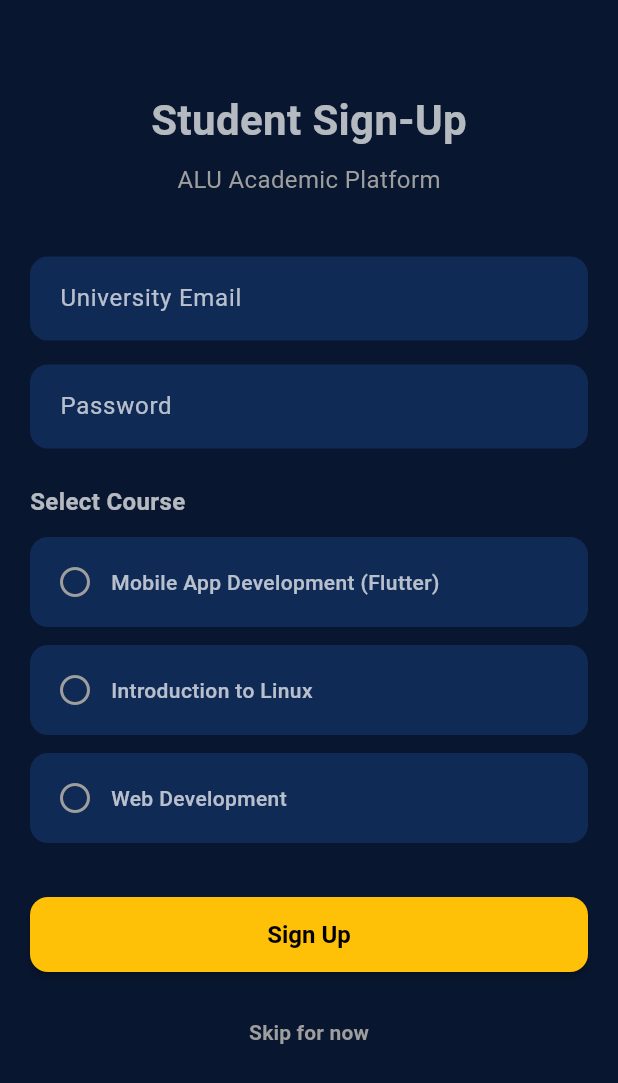
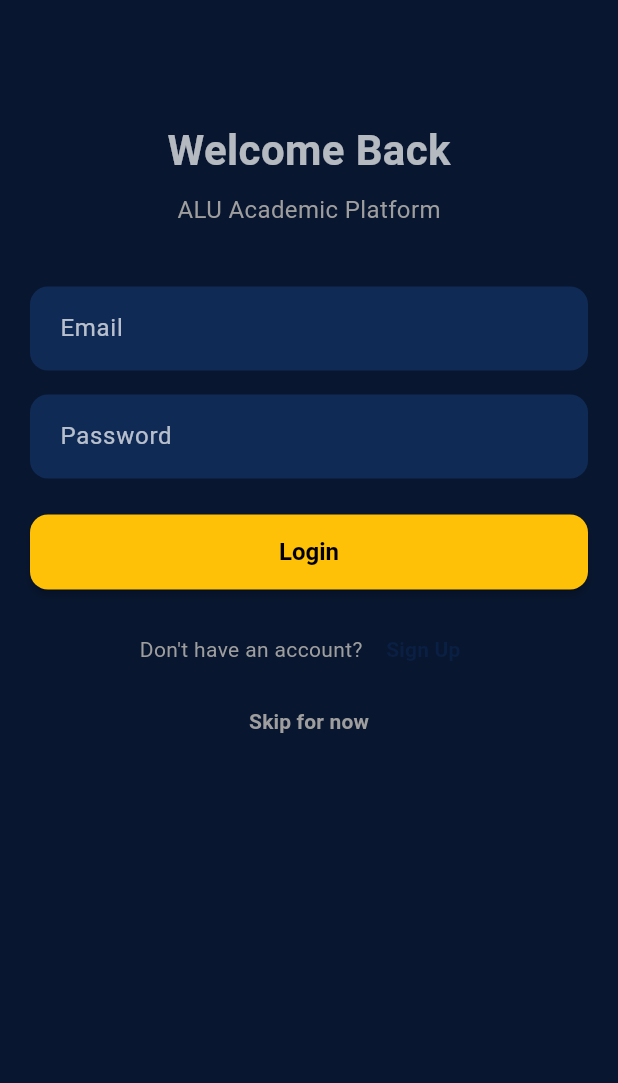
Before and after one commit to iclaudiaadeline/Group31_FormativeAssignment1, a Flutter app: the screen it shows after launch, on a phone screen of 412 x 824 dp. Shown: the top 1083 px of the screen. Run offline on Flutter 3.47's test engine with Material 3 defaults, Android fonts, the phone set to English and light mode, and no system bars; our stand-ins replace cloud_firestore, connectivity_plus, firebase_auth, firebase_core; accounts and stored records are empty.

Commit message:
feat: implement Firebase Authentication with login and signup

```diff
--- a/lib/main.dart
+++ b/lib/main.dart
@@ -16,13 +16,14 @@
 import 'providers/session_provider.dart';
 import 'providers/dashboard_provider.dart';
 import 'providers/connectivity_provider.dart';
+import 'providers/auth_provider.dart';
 import 'services/assignment_service.dart';
 import 'services/session_service.dart';
 import 'services/attendance_service.dart';
 import 'screens/dashboard_screen.dart';
 import 'screens/assignments_screen.dart';
 import 'screens/schedule_screen.dart';
-import 'screens/signup_screen.dart';
+import 'screens/login_screen.dart';
 
 /// Application entry point
 ///
@@ -76,6 +77,10 @@
 
     return MultiProvider(
       providers: [
+        // Authentication provider (must be first)
+        ChangeNotifierProvider(
+          create: (_) => AuthProvider(),
+        ),
         // Connectivity monitoring provider
         ChangeNotifierProvider(
           create: (_) => ConnectivityProvider()..initialize(),
@@ -105,8 +110,8 @@
         // Theme configuration with ALU branding
         theme: AppTheme.buildALUTheme(),
 
-        // Start with signup screen, then navigate to main app
-        home: const SignUpScreen(),
+        // Start with login screen, then navigate to main app
+        home: const AuthWrapper(),
 
         // Remove debug banner in release mode
         debugShowCheckedModeBanner: false,
@@ -275,3 +280,25 @@
     );
   }
 }
+
+/// Auth wrapper to handle authentication state
+///
+/// Shows login screen if not authenticated, otherwise shows main app
+class AuthWrapper extends StatelessWidget {
+  const AuthWrapper({super.key});
+
+  @override
+  Widget build(BuildContext context) {
+    return Consumer<AuthProvider>(
+      builder: (context, authProvider, _) {
+        // Show main app if authenticated
+        if (authProvider.isAuthenticated) {
+          return const MainNavigationScreen();
+        }
+
+        // Show login screen if not authenticated
+        return const LoginScreen();
+      },
+    );
+  }
+}
--- a/lib/providers/dashboard_provider.dart
+++ b/lib/providers/dashboard_provider.dart
@@ -71,6 +71,12 @@
       final errorMessage = FirestoreErrorHandler.getErrorMessage(e);
       _error = 'Failed to load dashboard: $errorMessage';
       _isLoading = false;
+
+      // Log the actual error for debugging
+      if (kDebugMode) {
+        print('Dashboard load error: $e');
+      }
+
       notifyListeners();
     }
   }
--- /dev/null
+++ b/lib/screens/login_screen.dart
@@ -0,0 +1,203 @@
+import 'package:flutter/material.dart';
+import 'package:provider/provider.dart';
+import '../widgets/inputs/custom_input_field.dart';
+import '../widgets/buttons/primary_button.dart';
+import '../providers/auth_provider.dart';
+import '../main.dart';
+import 'signup_screen.dart';
+
+class LoginScreen extends StatefulWidget {
+  const LoginScreen({super.key});
+
+  @override
+  State<LoginScreen> createState() => _LoginScreenState();
+}
+
+class _LoginScreenState extends State<LoginScreen> {
+  final TextEditingController _emailController = TextEditingController();
+  final TextEditingController _passwordController = TextEditingController();
+  String? errorMessage;
+
+  void login() async {
+    final email = _emailController.text.trim();
+    final password = _passwordController.text.trim();
+
+    if (email.isEmpty) {
+      setState(() {
+        errorMessage = "Please enter your email";
+      });
+      return;
+    }
+
+    if (password.isEmpty) {
+      setState(() {
+        errorMessage = "Please enter your password";
+      });
+      return;
+    }
+
+    // Show loading indicator
+    setState(() {
+      errorMessage = null;
+    });
+
+    // Sign in with Firebase Auth
+    final authProvider = context.read<AuthProvider>();
+    final success = await authProvider.signIn(
+      email: email,
+      password: password,
+    );
+
+    if (success && mounted) {
+      // Success → Navigate to Dashboard
+      Navigator.pushReplacement(
+        context,
+        MaterialPageRoute(builder: (_) => const MainNavigationScreen()),
+      );
+    } else if (mounted) {
+      // Show error from auth provider
+      setState(() {
+        errorMessage = authProvider.error ?? "Login failed";
+      });
+    }
+  }
+
+  @override
+  Widget build(BuildContext context) {
+    return Scaffold(
+      backgroundColor: Theme.of(context).scaffoldBackgroundColor,
+      body: SafeArea(
+        child: SingleChildScrollView(
+          padding: const EdgeInsets.all(20),
+          child: Column(
+            mainAxisAlignment: MainAxisAlignment.center,
+            crossAxisAlignment: CrossAxisAlignment.stretch,
+            children: [
+              const SizedBox(height: 60),
+              const Center(
+                child: Text(
+                  "Welcome Back",
+                  style: TextStyle(
+                    fontSize: 28,
+                    fontWeight: FontWeight.bold,
+                  ),
+                ),
+              ),
+              const SizedBox(height: 8),
+              const Center(
+                child: Text(
+                  "ALU Academic Platform",
+                  style: TextStyle(
+                    fontSize: 16,
+                    color: Colors.grey,
+                  ),
+                ),
+              ),
+              const SizedBox(height: 40),
+
+              /// EMAIL
+              CustomInputField(
+                hint: "Email",
+                controller: _emailController,
+              ),
+              const SizedBox(height: 16),
+
+              /// PASSWORD
+              CustomInputField(
+                hint: "Password",
+                isPassword: true,
+                controller: _passwordController,
+              ),
+
+              /// ERROR MESSAGE
+              if (errorMessage != null) ...[
+                const SizedBox(height: 16),
+                Container(
+                  padding: const EdgeInsets.all(12),
+                  decoration: BoxDecoration(
+                    color: Colors.red.withValues(alpha: 0.1),
+                    borderRadius: BorderRadius.circular(8),
+                    border: Border.all(color: Colors.red),
+                  ),
+                  child: Row(
+                    children: [
+                      const Icon(Icons.error_outline, color: Colors.red),
+                      const SizedBox(width: 8),
+                      Expanded(
+                        child: Text(
+                          errorMessage!,
+                          style: const TextStyle(color: Colors.red),
+                        ),
+                      ),
+                    ],
+                  ),
+                ),
+              ],
+
+              const SizedBox(height: 24),
+
+              /// LOGIN BUTTON
+              Consumer<AuthProvider>(
+                builder: (context, authProvider, _) {
+                  return PrimaryButton(
+                    text: authProvider.isLoading ? "Logging in..." : "Login",
+                    onPressed: authProvider.isLoading ? () {} : login,
+                  );
+                },
+              ),
+
+              const SizedBox(height: 16),
+
+              /// SIGN UP LINK
+              Row(
+                mainAxisAlignment: MainAxisAlignment.center,
+                children: [
+                  const Text(
+                    "Don't have an account? ",
+                    style: TextStyle(color: Colors.grey),
+                  ),
+                  TextButton(
+                    onPressed: () {
+                      Navigator.pushReplacement(
+                        context,
+                        MaterialPageRoute(
+                          builder: (_) => const SignUpScreen(),
+                        ),
+                      );
+                    },
+                    child: const Text("Sign Up"),
+                  ),
+                ],
+              ),
+
+              /// SKIP FOR NOW (Development only)
+              Center(
+                child: TextButton(
+                  onPressed: () {
+                    Navigator.pushReplacement(
+                      context,
+                      MaterialPageRoute(
+                        builder: (_) => const MainNavigationScreen(),
+                      ),
+                    );
+                  },
+                  child: const Text(
+                    "Skip for now",
+                    style: TextStyle(color: Colors.grey),
+                  ),
+                ),
+              ),
+            ],
+          ),
+        ),
+      ),
+    );
+  }
+
+  @override
+  void dispose() {
+    _emailController.dispose();
+    _passwordController.dispose();
+    super.dispose();
+  }
+}
--- a/pubspec.yaml
+++ b/pubspec.yaml
@@ -12,6 +12,7 @@
   cupertino_icons: ^1.0.8
   firebase_core: ^3.8.1
   cloud_firestore: ^5.6.0
+  firebase_auth: ^5.3.3
   provider: ^6.1.2
   intl: ^0.19.0
   connectivity_plus: ^6.0.5
```
Also changed, not shown: lib/providers/auth_provider.dart (added, +121 -0 lines), lib/screens/signup_screen.dart (+65 -8 lines), lib/services/auth_service.dart (added, +75 -0 lines), pubspec.lock, 6 other files.
